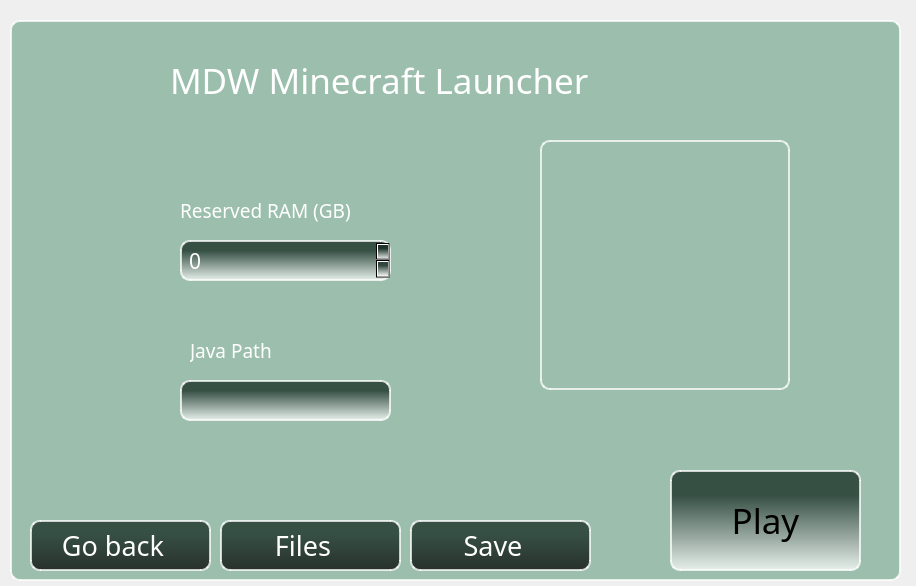
Before: the Qt Designer form Beta_GUI/configPane.ui in mdwcoder/MDWLauncher, drawn with Qt 5.
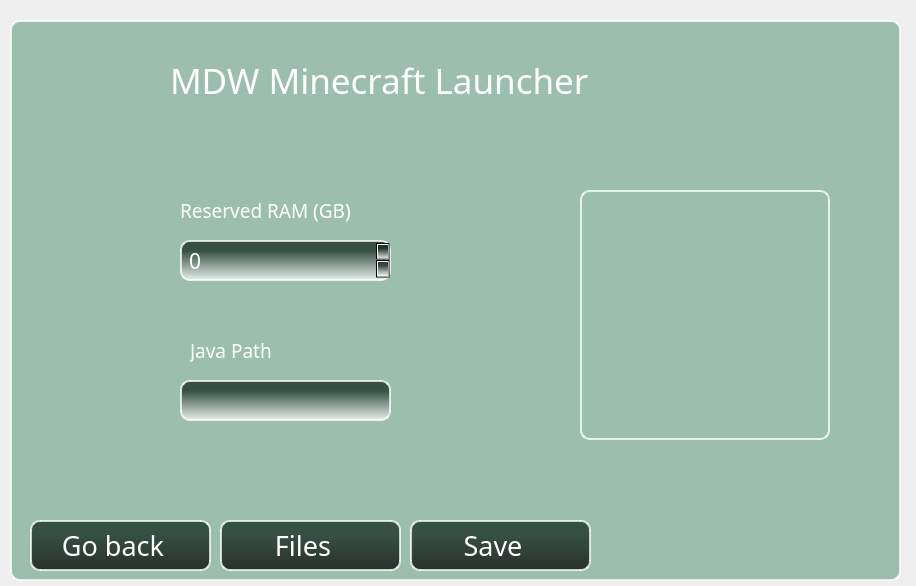
After: the same form once the commit is applied.

Patch:
```diff
--- a/Beta_GUI/configPane.ui
+++ b/Beta_GUI/configPane.ui
@@ -253,36 +253,11 @@
     <string>Java Path</string>
    </property>
   </widget>
-  <widget class="QPushButton" name="PlayButton">
-   <property name="geometry">
-    <rect>
-     <x>670</x>
-     <y>470</y>
-     <width>191</width>
-     <height>101</height>
-    </rect>
-   </property>
-   <property name="font">
-    <font>
-     <family>Minecraft</family>
-     <pointsize>26</pointsize>
-    </font>
-   </property>
-   <property name="styleSheet">
-    <string notr="true">background: qlineargradient(x1:0, y1:0, x2:0, y2:1, stop:0 rgba(21, 43, 34, 0.75), stop:0.25 rgba(21, 43, 34, 0.75), stop:1 rgba(255, 255, 255, 0.75)); /* Gradiante de verde camuflaje a blanco con opacidad */
-    border: 2px solid rgba(255, 255, 255, 0.75); /* Borde blanco de 2px de grosor */
-    border-radius: 10px; /* Bordes redondeados con un radio de 10px */
-</string>
-   </property>
-   <property name="text">
-    <string>Play</string>
-   </property>
-  </widget>
   <widget class="QLabel" name="blockImage">
    <property name="geometry">
     <rect>
-     <x>540</x>
-     <y>140</y>
+     <x>580</x>
+     <y>190</y>
      <width>250</width>
      <height>250</height>
     </rect>
```
Left out of the diff: 16 changed lines with no effect on the pictures.
